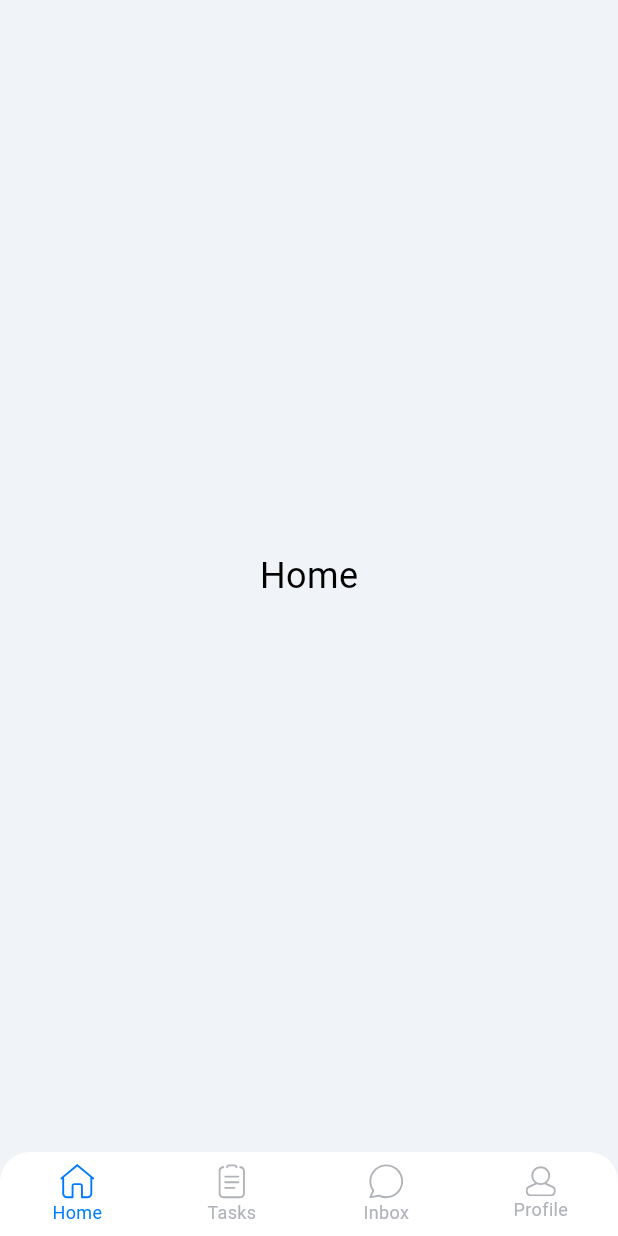
After one commit to ahmedalhessi/Call-Me-Back, a Flutter app: the MainScreen screen opened by its route, on a phone screen of 412 x 824 dp. The commit adds this screen. Run offline on Flutter 3.47's test engine with Material 3 defaults, Android fonts, the phone set to English and light mode, and no system bars; our stand-ins replace flutter_screenutil, flutter_svg, get; Roboto replaces fonts that are missing (Almarai).

Commit message:
create main screen (ui & logic)

```diff
--- a/lib/core/constants/colors_manager.dart
+++ b/lib/core/constants/colors_manager.dart
@@ -12,6 +12,7 @@ class ColorsManager {
   static const Color titleColor = Color(0xFF222B45);
   static const Color subtitleColor = Color(0xFF8F9BB3);
   static const Color onBoardingUnselected = Color(0xFFEDF1F7);
+  static const Color tabBarUnselected = Color(0xFFB0B3B8);
 
   static const Color scaffoldBg = Color(0xFFF0F3F8);
   // static const Color dividerColor = Color(0xFFF3F4F6);
--- a/lib/core/routes/get_pages.dart
+++ b/lib/core/routes/get_pages.dart
@@ -8,10 +8,12 @@ import 'package:get/get_navigation/src/routes/get_route.dart';
 import '../../getx/bindings/auth/forget_password_binding.dart';
 import '../../getx/bindings/auth/reset_password_binding.dart';
 import '../../getx/bindings/auth/verification_binding.dart';
+import '../../getx/bindings/main/main_binding.dart';
 import '../../screens/auth/forget_password_screen.dart';
 import '../../screens/auth/reset_password_screen.dart';
 import '../../screens/auth/verification_screen.dart';
 import '../../screens/intro/onboarding_screen.dart';
+import '../../screens/main/main_screen.dart';
 import 'routes_manager.dart';
 
 final List<GetPage<dynamic>> getPages = [
@@ -45,4 +47,9 @@ final List<GetPage<dynamic>> getPages = [
     page: () => const ResetPasswordScreen(),
     binding: ResetPasswordBinding(),
   ),
+  GetPage(
+    name: RoutesManager.mainScreen,
+    page: () => const MainScreen(),
+    binding: MainBinding(),
+  ),
 ];
--- a/lib/core/routes/routes_manager.dart
+++ b/lib/core/routes/routes_manager.dart
@@ -9,5 +9,6 @@ class RoutesManager {
   static const resetPasswordScreen = '/reset_password_screen';
 
   static const homeScreen = '/home_screen';
+  static const mainScreen = '/main_screen';
   static const unknownScreen = '/unknown_screen';
 }
--- /dev/null
+++ b/lib/getx/bindings/main/main_binding.dart
@@ -0,0 +1,10 @@
+import 'package:get/get.dart';
+
+import '../../controllers/main/main_controller.dart';
+
+class MainBinding implements Bindings {
+  @override
+  void dependencies() {
+    Get.lazyPut(() => MainController());
+  }
+}
--- /dev/null
+++ b/lib/getx/controllers/main/main_controller.dart
@@ -0,0 +1,21 @@
+import 'package:get/get.dart';
+
+import '../../../core/constants/images_manager.dart';
+
+class MainController extends GetxController {
+  var selectedIndex = 0.obs;
+
+  final List<String> icons = [
+    ImagesManager.homeIcon,
+    ImagesManager.tasksIcon,
+    ImagesManager.inboxIcon,
+    ImagesManager.profileIcon,
+  ];
+
+  final List<String> labels = ["Home", "Tasks", "Inbox", "Profile"];
+
+  void onTapItem(int index) {
+    selectedIndex.value = index;
+    update();
+  }
+}
--- /dev/null
+++ b/lib/screens/main/main_screen.dart
@@ -0,0 +1,28 @@
+import 'package:flutter/material.dart';
+import 'package:flutter_svg/svg.dart';
+import 'package:get/get.dart';
+import '../../core/constants/colors_manager.dart';
+import '../../core/widgets/tab_bar_widget.dart';
+import '../../getx/controllers/main/main_controller.dart';
+
+class MainScreen extends GetView<MainController> {
+  const MainScreen({super.key});
+
+  @override
+  Widget build(BuildContext context) {
+    return SafeArea(
+      child: Scaffold(
+        backgroundColor: ColorsManager.scaffoldBg,
+        body: Obx(
+          () => Center(
+            child: Text(
+              controller.labels[controller.selectedIndex.value],
+              style: const TextStyle(fontSize: 24),
+            ),
+          ),
+        ),
+        bottomNavigationBar: TabBarWidget(controller: controller),
+      ),
+    );
+  }
+}
```
